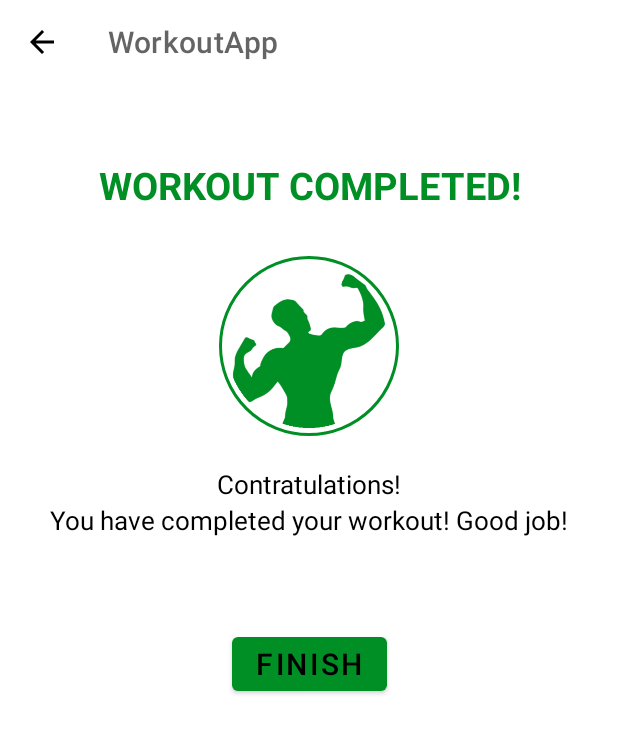
After one commit to VaggosBt/Workout-Now-App, an Android app: the FinishScreenActivity screen opened directly, with no data from a screen before it, on a phone screen of 412 x 824 dp. The commit adds this screen. Shown: the top 733 px of the screen. Run offline under Robolectric (Android 15) with nearby library versions, the phone set to English and light mode, and no system bars.

Commit message:
Add Workout Finish screen display after last exercise is complete and app flow back to first screen + Add confirmation dialogs when user clicks back button from phone or app toolbar

```diff
--- a/app/src/main/AndroidManifest.xml
+++ b/app/src/main/AndroidManifest.xml
@@ -4,7 +4,7 @@
 
     <queries>
         <intent>
-            <action android:name="android.intent.action.TTS_SERVICE"/>
+            <action android:name="android.intent.action.TTS_SERVICE" />
         </intent>
     </queries>
 
@@ -17,6 +17,9 @@
         android:supportsRtl="true"
         android:theme="@style/Theme.WorkoutApp"
         tools:targetApi="31">
+        <activity
+            android:name=".FinishScreenActivity"
+            android:exported="false" />
         <activity
             android:name=".ExerciseActivity"
             android:exported="false" />
--- /dev/null
+++ b/app/src/main/java/com/udemycourses/workoutapp/FinishScreenActivity.kt
@@ -0,0 +1,86 @@
+package com.udemycourses.workoutapp
+
+import android.content.Intent
+import androidx.appcompat.app.AppCompatActivity
+import android.os.Bundle
+import android.os.Handler
+import android.speech.tts.TextToSpeech
+import android.util.Log
+import com.udemycourses.workoutapp.databinding.ActivityFinishScreenBinding
+import java.util.*
+
+class FinishScreenActivity : AppCompatActivity(), TextToSpeech.OnInitListener {
+
+    private var binding : ActivityFinishScreenBinding? = null
+
+    private var tts : TextToSpeech? = null
+
+
+    override fun onCreate(savedInstanceState: Bundle?) {
+        super.onCreate(savedInstanceState)
+        binding = ActivityFinishScreenBinding.inflate(layoutInflater)
+        setContentView(binding?.root)
+
+        setSupportActionBar(binding?.toolbarFinishScreen)
+
+        tts = TextToSpeech(this,this)
+
+        if(supportActionBar != null){
+            supportActionBar?.setDisplayHomeAsUpEnabled(true)
+        }
+
+
+
+
+        binding?.toolbarFinishScreen?.setNavigationOnClickListener {
+            onBackPressedDispatcher.onBackPressed()
+        }
+
+        binding?.finishBtn?.setOnClickListener {
+            finish()
+        }
+
+        Handler().postDelayed({
+            speakOutTwoPhrases(
+                "You have completed your workout!",
+                "Good job!"
+            )
+        },500)
+
+    }
+
+    override fun onInit(status: Int) {
+        if (status == TextToSpeech.SUCCESS) {
+            var result = tts?.setLanguage(Locale.US)
+
+            if (result == TextToSpeech.LANG_MISSING_DATA || result == TextToSpeech.LANG_NOT_SUPPORTED) {
+                Log.e("TTS", "The language specified in not supported")
+            }
+        } else {
+            Log.e("TTS", "Initialization failed!")
+        }
+    }
+
+    private fun speakOut(text: String) {
+        tts!!.speak(text, TextToSpeech.QUEUE_FLUSH, null, "")
+    }
+
+    private fun speakOutTwoPhrases(phrase1: String, phrase2: String) {
+        val utteranceText = "$phrase1, $phrase2"
+        tts!!.speak(phrase1, TextToSpeech.QUEUE_FLUSH, null, utteranceText)
+        tts!!.playSilentUtterance(50, TextToSpeech.QUEUE_ADD, null)
+        tts!!.speak(phrase2, TextToSpeech.QUEUE_ADD, null, utteranceText)
+    }
+
+    override fun onDestroy() {
+        super.onDestroy()
+        binding = null
+
+        if (tts != null) {
+            tts!!.stop()
+            tts!!.shutdown()
+        }
+
+    }
+
+}
--- /dev/null
+++ b/app/src/main/res/layout/activity_finish_screen.xml
@@ -0,0 +1,106 @@
+<?xml version="1.0" encoding="utf-8"?>
+<androidx.constraintlayout.widget.ConstraintLayout xmlns:android="http://schemas.android.com/apk/res/android"
+    xmlns:app="http://schemas.android.com/apk/res-auto"
+    xmlns:tools="http://schemas.android.com/tools"
+    android:layout_width="match_parent"
+    android:layout_height="match_parent"
+    tools:context=".FinishScreenActivity">
+
+    <androidx.appcompat.widget.Toolbar
+        android:id="@+id/toolbarFinishScreen"
+        android:layout_width="match_parent"
+        android:layout_height="?android:attr/actionBarSize"
+        android:theme="@style/ToolbarTheme"
+        android:background="@color/white"
+        app:titleTextColor="@color/colorPrimary"
+
+        app:layout_constraintTop_toTopOf="parent"
+
+        />
+
+<TextView
+    android:id="@+id/tvWorkoutCompletedLabel"
+    android:layout_width="wrap_content"
+    android:layout_height="wrap_content"
+    android:text="WORKOUT COMPLETED!"
+    android:gravity="center"
+    android:textSize="25dp"
+
+    app:layout_constraintEnd_toEndOf="parent"
+    app:layout_constraintStart_toStartOf="parent"
+    app:layout_constraintTop_toBottomOf="@id/toolbarFinishScreen"
+    android:layout_marginTop="50dp"
+    android:textColor="@color/colorAccent"
+    android:textStyle="bold"
+    />
+
+    <FrameLayout
+        android:id="@+id/flFinishImageIcon"
+        android:layout_width="120dp"
+        android:layout_height="120dp"
+        android:background="@drawable/item_circular_thin_color_accent_border"
+
+        app:layout_constraintStart_toStartOf="parent"
+        app:layout_constraintEnd_toEndOf="parent"
+        app:layout_constraintTop_toBottomOf="@id/tvWorkoutCompletedLabel"
+        android:layout_marginTop="30dp">
+
+        <ImageView
+            android:layout_width="120dp"
+            android:layout_height="110dp"
+            android:layout_gravity="center"
+            android:src="@drawable/fitness"
+            />
+    </FrameLayout>
+
+    <TextView
+        android:id="@+id/tvCongratulations"
+        android:layout_width="wrap_content"
+        android:layout_height="wrap_content"
+        android:text="Contratulations!"
+        android:textSize="17dp"
+        android:layout_marginTop="20dp"
+        android:textColor="@color/black"
+
+        app:layout_constraintStart_toStartOf="parent"
+        app:layout_constraintEnd_toEndOf="parent"
+        app:layout_constraintTop_toBottomOf="@id/flFinishImageIcon"
+
+        />
+
+    <TextView
+        android:id="@+id/tvWorkoutCompletionTextLabel"
+        android:layout_width="wrap_content"
+        android:layout_height="wrap_content"
+        android:text="You have completed your workout! Good job!"
+        android:textSize="17dp"
+        android:textColor="@color/black"
+
+
+        app:layout_constraintStart_toStartOf="parent"
+        app:layout_constraintEnd_toEndOf="parent"
+        app:layout_constraintTop_toBottomOf="@id/tvCongratulations"
+
+        />
+
+    <Button
+        android:id="@+id/finishBtn"
+        android:layout_width="wrap_content"
+        android:layout_height="wrap_content"
+        android:text="FINISH"
+        android:layout_marginTop="60dp"
+        android:textColor="@color/black"
+        android:textSize="20sp"
+
+
+
+
+        app:layout_constraintStart_toStartOf="parent"
+        app:layout_constraintEnd_toEndOf="parent"
+        app:layout_constraintTop_toBottomOf="@id/tvWorkoutCompletionTextLabel"
+
+
+        />
+
+
+</androidx.constraintlayout.widget.ConstraintLayout>
--- a/app/src/main/res/values/themes.xml
+++ b/app/src/main/res/values/themes.xml
@@ -2,7 +2,7 @@
     <!-- Base application theme. -->
     <style name="Theme.WorkoutApp" parent="Theme.MaterialComponents.DayNight.NoActionBar">
         <!-- Primary brand color. -->
-        <item name="colorPrimary">@color/purple_500</item>
+        <item name="colorPrimary">@color/colorAccent</item>
         <item name="colorPrimaryVariant">@color/purple_700</item>
         <item name="colorOnPrimary">@color/white</item>
         <!-- Secondary brand color. -->
```
Also changed, not shown: app/src/main/java/com/udemycourses/workoutapp/ExerciseActivity.kt (+45 -32 lines), app/src/main/res/layout/dialog_custom_back_confirmation.xml (added, +69 -0 lines), app/src/main/res/drawable/fitness.png (added).
